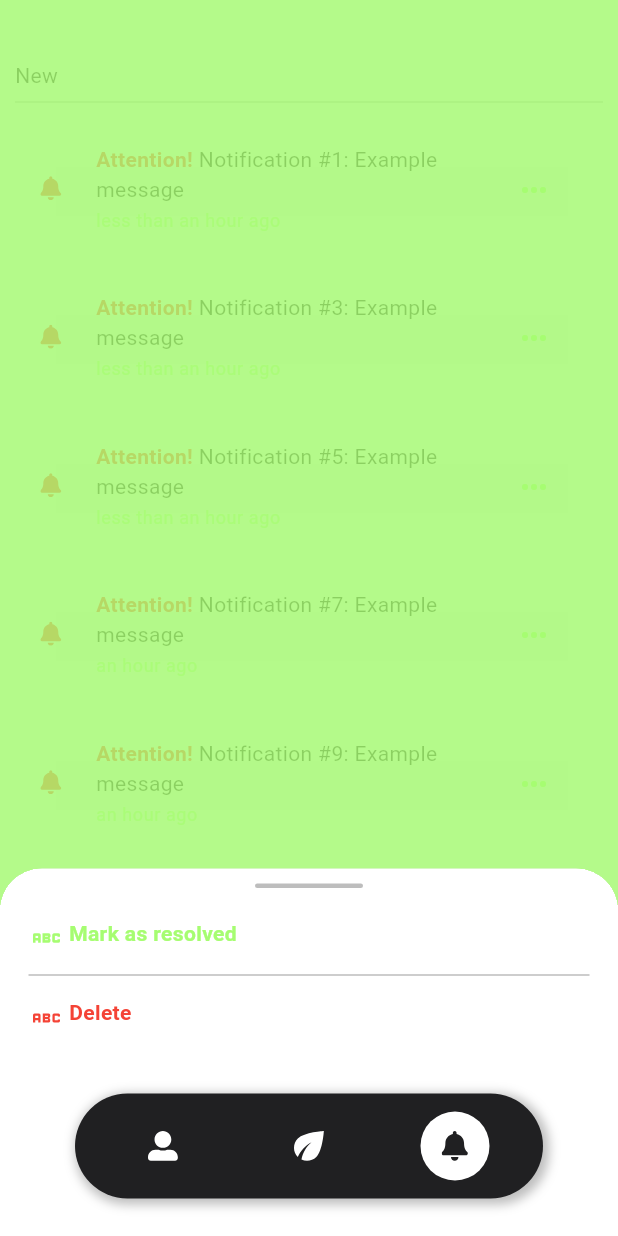
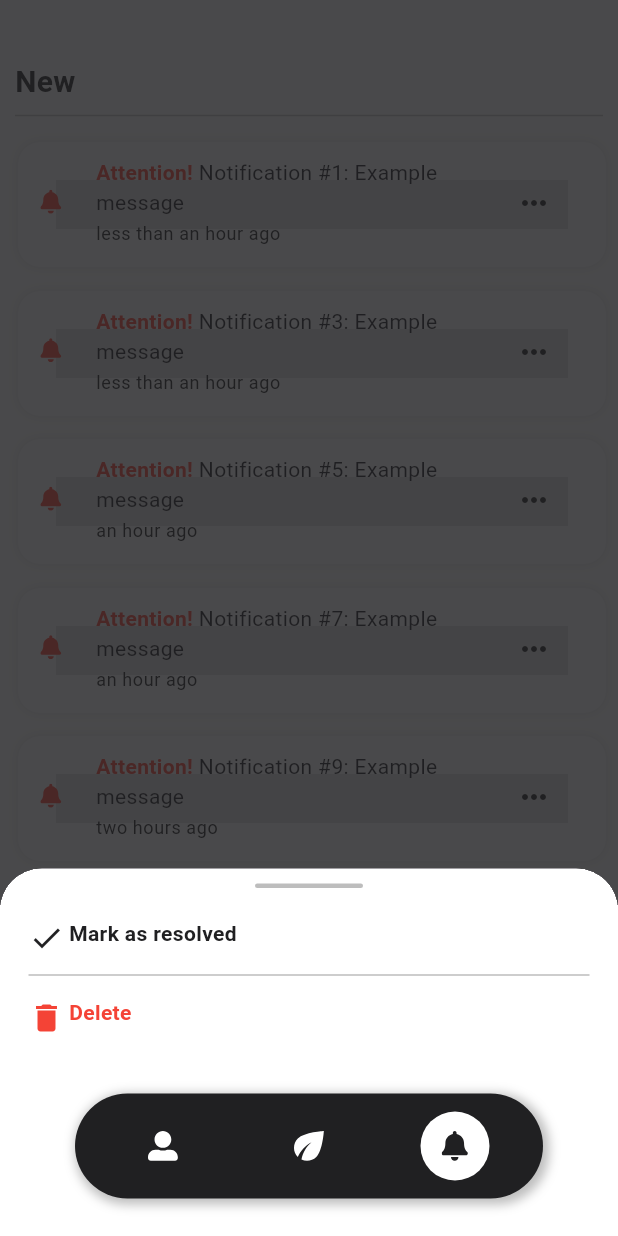
Before and after one commit to Franek1703/GrowHub, a Flutter app: the screen it shows after launch, item 3 of the bottom bar chosen, after a tap on the "keyboard control" icon, on a phone screen of 412 x 824 dp. Run offline on Flutter 3.47's test engine with Material 3 defaults, Android fonts, the phone set to English and light mode, and no system bars; our stand-ins replace bloc, equatable, flutter_bloc, flutter_hooks, flutter_svg, go_router and 2 more; missing offline and left inert: flutter_portal.

Commit message:
Fix colors and text sizes

```diff
--- a/app/growhub/lib/features/notification/cubit/notification_cubit.dart
+++ b/app/growhub/lib/features/notification/cubit/notification_cubit.dart
@@ -34,10 +34,14 @@ class NotificationCubit extends Cubit<NotificationState> {
     //TODO: Add function to send delete notification to server
   }
 
+  void refreshNotification(NotificationModel notification) {
+
+  }
+
   List<NotificationModel> testNotification = List.generate(30, (index) {
     bool isResolved = index % 2 == 0;
     DateTime now = DateTime.now();
-    DateTime time = now.subtract(Duration(minutes: index * 10));
+    DateTime time = now.subtract(Duration(minutes: index * 15));
     DateTime? resolvedTime = isResolved ? now.subtract(Duration(minutes: index * 5)) : null;
 
     return NotificationModel(
--- a/app/growhub/lib/features/notification/widgets/notification_manu.dart
+++ b/app/growhub/lib/features/notification/widgets/notification_manu.dart
@@ -4,7 +4,6 @@ import 'package:growhub/config/assets.gen.dart';
 import 'package:growhub/config/constants/colors.dart';
 import 'package:growhub/features/notification/cubit/notification_cubit.dart';
 import 'package:growhub/features/notification/model/notification_model.dart';
-
 
 class NotificationMenu extends StatelessWidget {
   final NotificationModel model;
@@ -18,18 +17,22 @@ class NotificationMenu extends StatelessWidget {
     final List<(String, dynamic, IconData, Color)> menuTile = [
       (
         "Mark as resolved",
-        () {
-          context.read<NotificationCubit>().markAsResolved(model);
-        },
-        Icons.abc,
-        GHColors.primary,
+        model.isResolved
+            ? () {}
+            : () {
+                context.read<NotificationCubit>().markAsResolved(model);
+                hideMenu();
+              },
+        Icons.done,
+        model.isResolved ? GHColors.grey.withOpacity(0.6) : GHColors.black,
       ),
       (
         "Delete",
         () {
           context.read<NotificationCubit>().deleteNotification(model);
+          hideMenu();
         },
-        Icons.abc,
+        Icons.delete,
         Colors.red,
       ),
     ];
@@ -61,15 +64,16 @@ class NotificationMenu extends StatelessWidget {
               GestureDetector(
                 onTap: () {
                   tile.$2();
-                  hideMenu();
                 },
                 child: Row(
                   children: [
                     SizedBox(
-                      width: 17,
-                      height: 17,
-                      child: Icon(tile.$3, color: tile.$4,)
-                    ),
+                        width: 17,
+                        height: 17,
+                        child: Icon(
+                          tile.$3,
+                          color: tile.$4,
+                        )),
                     SizedBox(
                       width: 10,
                     ),
@@ -84,7 +88,7 @@ class NotificationMenu extends StatelessWidget {
               SizedBox(
                 height: 10,
               ),
-              menuTile.indexOf(tile)  == menuTile.length -1
+              menuTile.indexOf(tile) == menuTile.length - 1
                   ? const SizedBox.shrink()
                   : Divider(
                       color: GHColors.grey,
--- a/app/growhub/lib/features/notification/widgets/notification_tile.dart
+++ b/app/growhub/lib/features/notification/widgets/notification_tile.dart
@@ -17,15 +17,13 @@ class NotificationTile extends StatelessWidget {
       padding: const EdgeInsets.symmetric(vertical: 12, horizontal: 16),
       margin: const EdgeInsets.symmetric(vertical: 8),
       decoration: BoxDecoration(
-        color: tile.isResolved
-            ? GHColors.white
-            : GHColors.transparent,
+        color: tile.isResolved ? GHColors.white : GHColors.transparent,
         boxShadow: [
           CustomBoxShadow(
-                  color: GHColors.grey.withOpacity(0.1),
-                  blurRadius: 6,
-                  offset: const Offset(2, 2),
-                  blurStyle: BlurStyle.outer)
+              color: GHColors.grey.withOpacity(0.5),
+              blurRadius: 6,
+              offset: const Offset(2, 2),
+              blurStyle: BlurStyle.outer)
         ],
         borderRadius: const BorderRadius.all(Radius.circular(15)),
       ),
@@ -68,10 +66,27 @@ class NotificationTile extends StatelessWidget {
                     height: 3,
                   ),
                   Text(
-                    // "${duration.inHours.toString()} godzin temu",
                     _getNotificationTimeMessage(duration.inHours),
-                    style: Theme.of(context).textTheme.bodySmall?.copyWith(
-                        color: GHColors.primary.withOpacity(0.7)),
+                    style: Theme.of(context)
+                        .textTheme
+                        .bodySmall
+                        ?.copyWith(color: GHColors.black),
+                  ),
+                  Builder(
+                    builder: (context) {
+                      if (tile.isResolved && tile.resolvedTime != null) {
+                        final resolvedDuration =
+                            now.difference(tile.resolvedTime!);
+                        return Text(
+                          "Resolved: ${_getNotificationTimeMessage(resolvedDuration.inHours)}",
+                          style: Theme.of(context)
+                              .textTheme
+                              .bodySmall
+                              ?.copyWith(color: GHColors.grey),
+                        );
+                      }
+                      return const SizedBox.shrink();
+                    },
                   )
                 ],
               )),
@@ -85,19 +100,17 @@ class NotificationTile extends StatelessWidget {
                     onPressed: () {
                       onTileMenuOpen();
                     },
-                    icon: Icon(Icons.more_horiz, color: GHColors.primary,)
-                    // Assets.icons.navigation.moreHorizontal.svg(
-                    //     width: 20.sp,
-                    //     height: 20.sp,
-                    //     colorFilter: ColorFilter.mode(
-                    //         context.colors.primary, BlendMode.srcIn))
-                            ),
+                    icon: Icon(
+                      Icons.more_horiz,
+                      color: GHColors.black,
+                    )),
               ))
         ],
       ),
     );
   }
 }
+
 String _getNotificationTimeMessage(int hours) {
   if (hours == 0) {
     return 'less than an hour ago';
@@ -130,8 +143,7 @@ class CustomBoxShadow extends BoxShadow {
       ..color = color
       ..maskFilter = MaskFilter.blur(this.blurStyle, blurSigma);
     assert(() {
-      if (debugDisableShadows)
-        result.maskFilter = null;
+      if (debugDisableShadows) result.maskFilter = null;
       return true;
     }());
     return result;
--- a/app/growhub/lib/views/notification/notification_page.dart
+++ b/app/growhub/lib/views/notification/notification_page.dart
@@ -36,20 +36,24 @@ class NotificationPage extends StatelessWidget {
     return Scaffold(
       backgroundColor: GHColors.background,
       body: Padding(
-        padding: EdgeInsets.only(bottom: 70),
+        padding: const EdgeInsets.only(bottom: 70),
         child: ListView(
-          padding: EdgeInsets.symmetric(horizontal: 10, vertical: 40),
+          padding: const EdgeInsets.symmetric(horizontal: 10, vertical: 40),
           scrollDirection: Axis.vertical,
           children: [
             Builder(builder: (context) {
               if (newTiles.isNotEmpty) {
                 return Padding(
-                  padding: EdgeInsets.only(bottom: 40),
+                  padding: const EdgeInsets.only(bottom: 40),
                   child: Column(
                     crossAxisAlignment: CrossAxisAlignment.start,
                     children: [
                       Text(
                         "New",
+                        style: TextStyle(
+                            fontSize: 20,
+                            fontWeight: FontWeight.w700,
+                            color: GHColors.black),
                       ),
                       Divider(
                         color: GHColors.grey,
@@ -60,7 +64,7 @@ class NotificationPage extends StatelessWidget {
                               showModalBottomSheet<void>(
                                   clipBehavior: Clip.hardEdge,
                                   barrierColor:
-                                      GHColors.primary.withOpacity(0.8),
+                                      GHColors.black.withOpacity(0.8),
                                   context: context,
                                   builder: (BuildContext context) {
                                     return NotificationMenu(
@@ -86,6 +90,10 @@ class NotificationPage extends StatelessWidget {
                       children: [
                         Text(
                           "Today",
+                          style: TextStyle(
+                              fontSize: 20,
+                              fontWeight: FontWeight.w700,
+                              color: GHColors.black),
                         ),
                         Divider(
                           color: GHColors.grey,
@@ -95,7 +103,7 @@ class NotificationPage extends StatelessWidget {
                               onTileMenuOpen: () {
                                 showModalBottomSheet<void>(
                                     barrierColor:
-                                        GHColors.primary.withOpacity(0.8),
+                                        GHColors.black.withOpacity(0.8),
                                     context: context,
                                     builder: (BuildContext context) {
                                       return NotificationMenu(
@@ -123,6 +131,10 @@ class NotificationPage extends StatelessWidget {
                       children: [
                         Text(
                           "Previous",
+                          style: TextStyle(
+                              fontSize: 20,
+                              fontWeight: FontWeight.w700,
+                              color: GHColors.black),
                         ),
                         Divider(
                           color: GHColors.grey,
@@ -132,7 +144,7 @@ class NotificationPage extends StatelessWidget {
                               onTileMenuOpen: () {
                                 showModalBottomSheet<void>(
                                     barrierColor:
-                                        GHColors.primary.withOpacity(0.8),
+                                        GHColors.black.withOpacity(0.8),
                                     context: context,
                                     builder: (BuildContext context) {
                                       return NotificationMenu(
```
